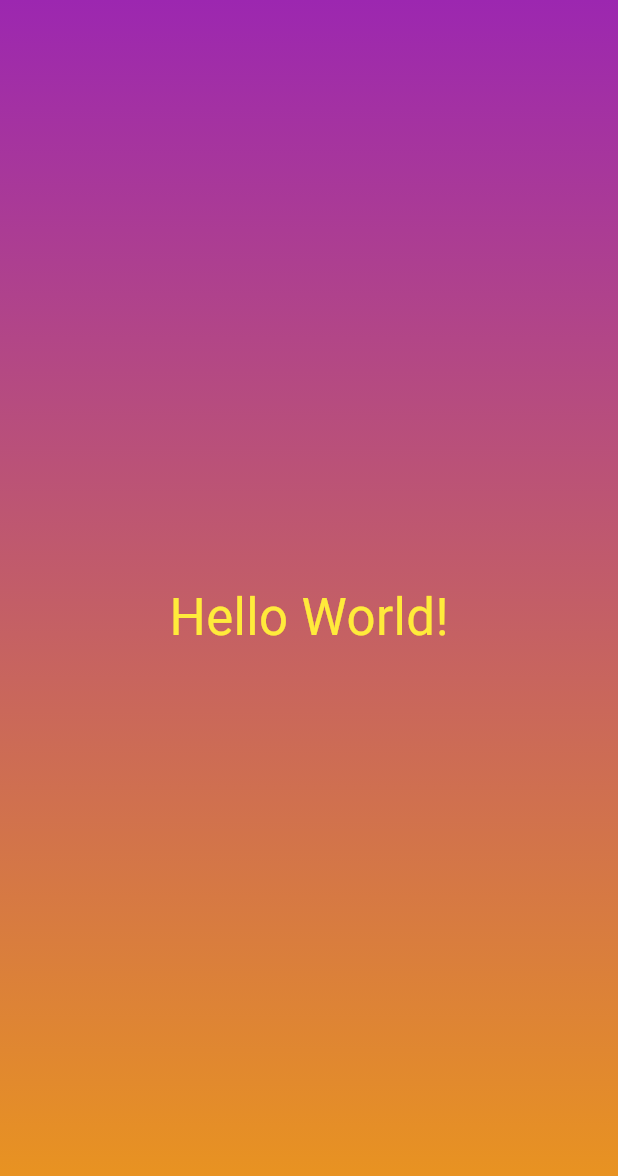
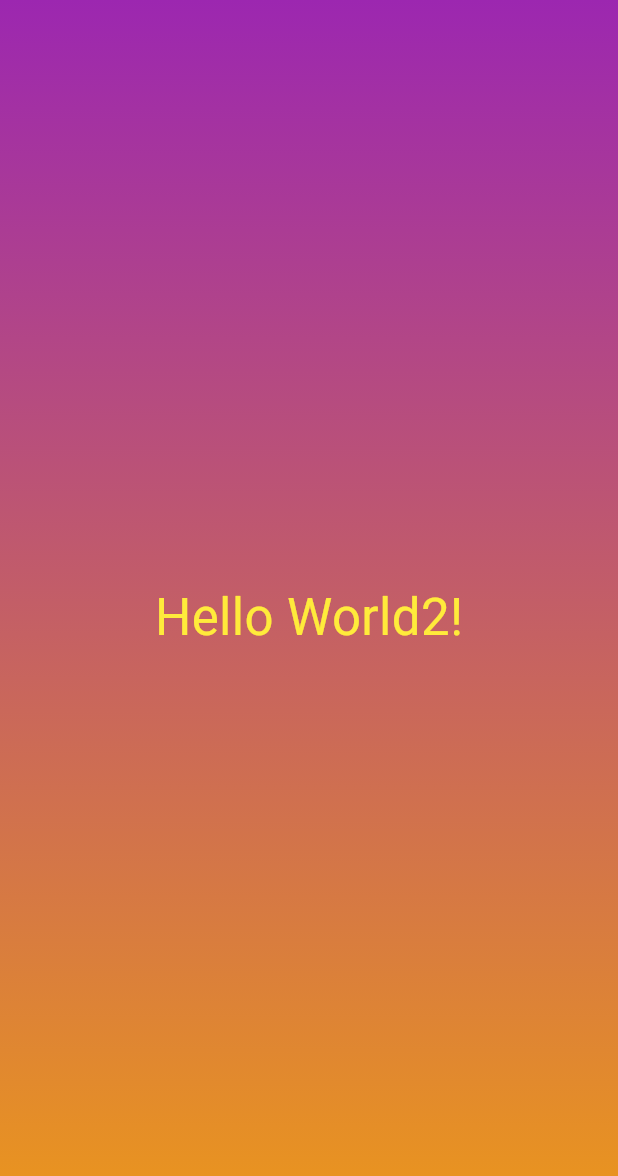
Before and after one commit to raphaelpinel/flutter-dice-roll-app, a Flutter app: the screen it shows after launch, on a phone screen of 412 x 824 dp. Shown: the top 1176 px of the screen. Run offline on Flutter 3.47's test engine with Material 3 defaults, Android fonts, the phone set to English and light mode, and no system bars.

Commit message:
Create custom gradient Widget

```diff
--- /dev/null
+++ b/lib/gradient_container.dart
@@ -0,0 +1,30 @@
+import 'package:flutter/material.dart';
+
+class CustomContainer extends StatelessWidget {
+  const CustomContainer({super.key});
+
+  @override
+  Widget build(BuildContext context) {
+    return Container(
+      decoration: const BoxDecoration(
+        gradient: LinearGradient(
+          begin: Alignment.topCenter,
+          end: Alignment.bottomCenter,
+          colors: [
+            Colors.purple,
+            Color.fromARGB(255, 236, 152, 26),
+          ],
+        ),
+      ),
+      child: const Center(
+        child: Text(
+          'Hello World2!',
+          style: TextStyle(
+            fontSize: 34,
+            color: Colors.yellow,
+          ),
+        ),
+      ),
+    );
+  }
+}
```
Also changed, not shown: lib/main.dart (+3 -24 lines).
